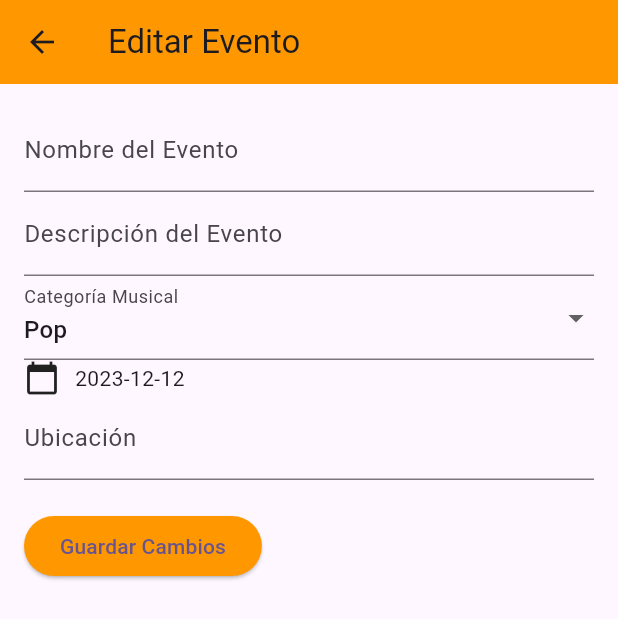
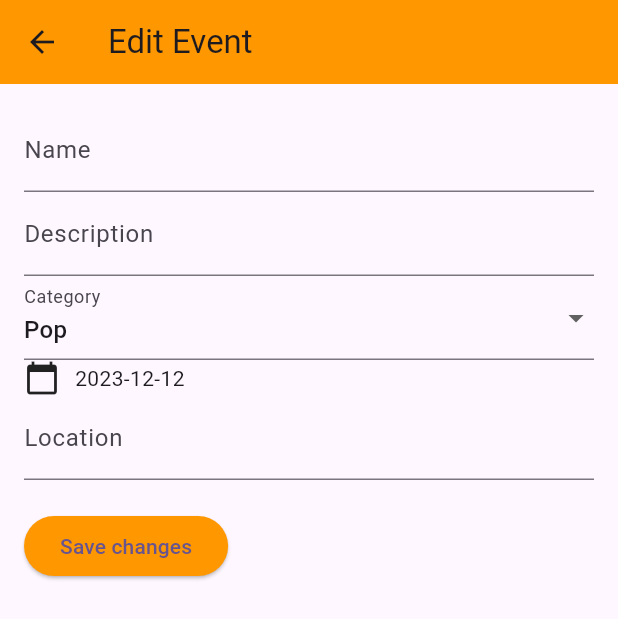
Before and after one commit to saraaguilo/Flutter_Proyecto, a Flutter app: the EventoEditScreen screen opened directly with empty values, on a phone screen of 412 x 824 dp. Shown: the top 619 px of the screen. Run offline on Flutter 3.47's test engine with Material 3 defaults, Android fonts, the phone set to English and light mode, and no system bars; our stand-ins replace flutter_rating_bar, get, shared_preferences, socket_io_client; accounts and stored records are empty; network calls fail.

Commit message:
cambios finales

```diff
--- a/lib/screens/eventodetalles.dart
+++ b/lib/screens/eventodetalles.dart
@@ -7,6 +7,7 @@ import 'package:applogin/screens/signin_screen.dart'; // acceso a currentUserEma
 import 'package:applogin/screens/eventoeditar.dart';
 import 'package:applogin/models/event.dart';
 import 'package:applogin/config.dart';
+import 'package:intl/intl.dart';
 
 class EventoDetailScreen extends StatefulWidget {
   final Event event;
@@ -57,7 +58,8 @@ class _EventoDetailScreenState extends State<EventoDetailScreen> {
 
     if (response.statusCode == 201) {
       print('Evento eliminado con éxito');
-      Navigator.pop(context, true); // true para refresh de la lista en la pantalla anterior
+      Navigator.pop(context,
+          true); // true para refresh de la lista en la pantalla anterior
     } else {
       print('Error al eliminar evento: ${response.statusCode}');
     }
@@ -73,7 +75,8 @@ class _EventoDetailScreenState extends State<EventoDetailScreen> {
     List<Comment> loadedComments = [];
     if (eventResponse.statusCode == 200) {
       var eventData = json.decode(eventResponse.body);
-      List<String> commentIds = List<String>.from(eventData['idComments'] ?? []);
+      List<String> commentIds =
+          List<String>.from(eventData['idComments'] ?? []);
 
       for (var commentId in commentIds) {
         var commentUrl = Uri.parse('$uri/comments/$commentId');
@@ -98,7 +101,8 @@ class _EventoDetailScreenState extends State<EventoDetailScreen> {
         builder: (BuildContext context) {
           return AlertDialog(
             title: Text("Error"),
-            content: Text("Es necesario indicar una puntuación para dejar el comentario"),
+            content: Text(
+                "Es necesario indicar una puntuación para dejar el comentario"),
             actions: <Widget>[
               TextButton(
                 child: Text("Cerrar"),
@@ -150,7 +154,8 @@ class _EventoDetailScreenState extends State<EventoDetailScreen> {
 
     if (getEventResponse.statusCode == 200) {
       var eventData = json.decode(getEventResponse.body);
-      List<dynamic> idComments = List<dynamic>.from(eventData['idComments'] ?? []);
+      List<dynamic> idComments =
+          List<dynamic>.from(eventData['idComments'] ?? []);
       idComments.add(commentId);
 
       var updateEventUrl = Uri.parse('$uri/events/${widget.event.id}');
@@ -169,7 +174,8 @@ class _EventoDetailScreenState extends State<EventoDetailScreen> {
         print('Error al actualizar evento: ${updateEventResponse.statusCode}');
       }
     } else {
-      print('Error al obtener detalles del evento: ${getEventResponse.statusCode}');
+      print(
+          'Error al obtener detalles del evento: ${getEventResponse.statusCode}');
     }
   }
 
@@ -186,22 +192,22 @@ class _EventoDetailScreenState extends State<EventoDetailScreen> {
           crossAxisAlignment: CrossAxisAlignment.start,
           children: <Widget>[
             Text(
-              'Nombre del Evento: ${widget.event.eventName}',
+              'Name: ${widget.event.eventName}',
               style: TextStyle(fontWeight: FontWeight.bold, fontSize: 20),
             ),
             SizedBox(height: 10),
             Text(
-              'Descripción: ${widget.event.description}',
+              'Description: ${widget.event.description}',
               style: TextStyle(fontSize: 16),
             ),
             SizedBox(height: 10),
             Text(
-              'Fecha: ${widget.event.date}',
+              'Date: ${DateFormat('yyyy-MM-dd').format(widget.event.date)}',
               style: TextStyle(fontSize: 16),
             ),
             SizedBox(height: 10),
             Text(
-              'Ubicación: ${widget.event.coordinates}',
+              'Location: ${widget.event.coordinates}',
               style: TextStyle(fontSize: 16),
             ),
             SizedBox(height: 20),
@@ -224,7 +230,7 @@ class _EventoDetailScreenState extends State<EventoDetailScreen> {
             TextField(
               controller: commentController,
               decoration: InputDecoration(
-                labelText: 'Deja tu comentario aquí',
+                labelText: 'Leave your comment here',
                 border: OutlineInputBorder(),
               ),
               maxLines: 3,
@@ -261,14 +267,13 @@ class _EventoDetailScreenState extends State<EventoDetailScreen> {
                     borderRadius: BorderRadius.circular(20),
                   ),
                 ),
-                child: Text('Dejar Comentario'),
+                child: Text('Leave Comment'),
               ),
             ),
-              if (isLoading)
-              Center(child: CircularProgressIndicator()),
-            if (!isLoading && comments.isEmpty)
-              Text('No hay comentarios'),
-            ...comments.map((comment) => Container(
+            if (isLoading) Center(child: CircularProgressIndicator()),
+            if (!isLoading && comments.isEmpty) Text('There are no comments'),
+            ...comments
+                .map((comment) => Container(
                       margin: EdgeInsets.only(top: 10),
                       padding: EdgeInsets.all(8),
                       decoration: BoxDecoration(
@@ -309,7 +314,8 @@ class _EventoDetailScreenState extends State<EventoDetailScreen> {
                           ),
                         ],
                       ),
-            )).toList(),
+                    ))
+                .toList(),
             SizedBox(height: 60),
             if (currentUserId == widget.event.idUser)
               Row(
@@ -320,7 +326,8 @@ class _EventoDetailScreenState extends State<EventoDetailScreen> {
                       Navigator.push(
                         context,
                         MaterialPageRoute(
-                          builder: (context) => EventoEditScreen(event: widget.event),
+                          builder: (context) =>
+                              EventoEditScreen(event: widget.event),
                         ),
                       );
                     },
@@ -332,7 +339,7 @@ class _EventoDetailScreenState extends State<EventoDetailScreen> {
                         borderRadius: BorderRadius.circular(20),
                       ),
                     ),
-                    child: Text('Editar Evento'),
+                    child: Text('Edit Event'),
                   ),
                   ElevatedButton(
                     onPressed: _deleteEvent,
@@ -343,7 +350,7 @@ class _EventoDetailScreenState extends State<EventoDetailScreen> {
                         borderRadius: BorderRadius.circular(20),
                       ),
                     ),
-                    child: Text('Borrar Evento'),
+                    child: Text('Delete Event'),
                   ),
                 ],
               ),
@@ -353,7 +360,6 @@ class _EventoDetailScreenState extends State<EventoDetailScreen> {
     );
   }
 }
-
 
 class Comment {
   final String userId;
@@ -387,7 +393,8 @@ class Comment {
       userName: userName,
       text: json['text'],
       date: DateTime.parse(json['date']),
-      punctuation: json['punctuation'] != null ? json['punctuation'].toDouble() : 0.0,
+      punctuation:
+          json['punctuation'] != null ? json['punctuation'].toDouble() : 0.0,
     );
   }
 }
--- a/lib/screens/eventoeditar.dart
+++ b/lib/screens/eventoeditar.dart
@@ -20,20 +20,31 @@ class _EventoEditScreenState extends State<EventoEditScreen> {
   late TextEditingController _eventLocationController;
   late String _selectedCategory;
   late DateTime _selectedDate;
-  final List<String> _categories = ['Pop', 'Rock', 'Rap', 'Trap', 'Jazz', 'Metal'];
+  final List<String> _categories = [
+    'Pop',
+    'Rock',
+    'Rap',
+    'Trap',
+    'Jazz',
+    'Metal'
+  ];
 
   @override
   void initState() {
     super.initState();
     _eventNameController = TextEditingController(text: widget.event.eventName);
-    _eventDescriptionController = TextEditingController(text: widget.event.description);
-    _eventLocationController = TextEditingController(text: widget.event.coordinates.join(', '));
-    _selectedCategory = 'Pop'; // Asumir categoría por defecto o añadir lógica para obtenerla
+    _eventDescriptionController =
+        TextEditingController(text: widget.event.description);
+    _eventLocationController =
+        TextEditingController(text: widget.event.coordinates.join(', '));
+    _selectedCategory =
+        'Pop'; // Asumir categoría por defecto o añadir lógica para obtenerla
     _selectedDate = widget.event.date;
   }
 
   Future<void> updateEvent() async {
-    List<String> coordinatesArray = _eventLocationController.text.split(',').map((s) => s.trim()).toList();
+    List<String> coordinatesArray =
+        _eventLocationController.text.split(',').map((s) => s.trim()).toList();
 
     var response = await http.put(
       Uri.parse('$uri/events/${widget.event.id}'),
@@ -49,9 +60,11 @@ class _EventoEditScreenState extends State<EventoEditScreen> {
 
     if (response.statusCode == 200) {
       print('Evento actualizado correctamente');
-      Navigator.pop(context, true); // Retorno a la pantalla anterior con indicador de actualización
+      Navigator.pop(context,
+          true); // Retorno a la pantalla anterior con indicador de actualización
     } else {
-      print('Error al actualizar el evento. Código de estado: ${response.statusCode}');
+      print(
+          'Error al actualizar el evento. Código de estado: ${response.statusCode}');
     }
   }
 
@@ -59,7 +72,7 @@ class _EventoEditScreenState extends State<EventoEditScreen> {
   Widget build(BuildContext context) {
     return Scaffold(
       appBar: AppBar(
-        title: Text('Editar Evento'),
+        title: Text('Edit Event'),
         backgroundColor: Colors.orange,
       ),
       body: Padding(
@@ -69,11 +82,11 @@ class _EventoEditScreenState extends State<EventoEditScreen> {
           children: <Widget>[
             TextField(
               controller: _eventNameController,
-              decoration: InputDecoration(labelText: 'Nombre del Evento'),
+              decoration: InputDecoration(labelText: 'Name'),
             ),
             TextField(
               controller: _eventDescriptionController,
-              decoration: InputDecoration(labelText: 'Descripción del Evento'),
+              decoration: InputDecoration(labelText: 'Description'),
             ),
             DropdownButtonFormField<String>(
               value: _selectedCategory,
@@ -88,7 +101,7 @@ class _EventoEditScreenState extends State<EventoEditScreen> {
                   child: Text(value),
                 );
               }).toList(),
-              decoration: InputDecoration(labelText: 'Categoría Musical'),
+              decoration: InputDecoration(labelText: 'Category'),
             ),
             GestureDetector(
               onTap: () async {
@@ -115,11 +128,11 @@ class _EventoEditScreenState extends State<EventoEditScreen> {
             ),
             TextField(
               controller: _eventLocationController,
-              decoration: InputDecoration(labelText: 'Ubicación'),
+              decoration: InputDecoration(labelText: 'Location'),
             ),
             SizedBox(height: 20),
             ElevatedButton(
-              child: Text('Guardar Cambios'),
+              child: Text('Save changes'),
               onPressed: updateEvent,
               style: ElevatedButton.styleFrom(primary: Colors.orange),
             ),
--- a/lib/screens/home_screen.dart
+++ b/lib/screens/home_screen.dart
@@ -10,17 +10,16 @@ import 'package:applogin/screens/profile.dart';
 import 'package:applogin/models/user.dart';
 
 class HomeScreen extends StatefulWidget {
-  @override
   const HomeScreen();
 
+  @override
   _MyAppState createState() => _MyAppState();
 }
 
 class _MyAppState extends State<HomeScreen> {
-  int _selectedIndex = 0;
+  int _selectedIndex = 1;
 
   final List<Widget> _pages = [
-    EventsScreen(),
     BuscadorUnEventoScreen(),
     BuscadorScreen(),
     ProfileScreen(),
@@ -43,10 +42,6 @@ class _MyAppState extends State<HomeScreen> {
           backgroundColor: Color.fromARGB(255, 255, 255, 255),
           selectedItemColor: Color.fromARGB(255, 255, 123, 0),
           items: const <BottomNavigationBarItem>[
-            BottomNavigationBarItem(
-              icon: Icon(Icons.home),
-              label: 'Events',
-            ),
             BottomNavigationBarItem(
               icon: Icon(Icons.search),
               label: 'Search one event',
@@ -85,6 +80,9 @@ class _MyAppState extends State<HomeScreen> {
                             builder: (context) => ChatPrincipalScreen()),
                       );
                     },
+                    style: ElevatedButton.styleFrom(
+                      primary: Colors.orange, // Cambia a tu color deseado
+                    ),
                     child: Text('Join Chat'),
                   ),
                 ],
@@ -95,4 +93,11 @@ class _MyAppState extends State<HomeScreen> {
       ),
     );
   }
+
+  @override
+  void initState() {
+    super.initState();
+    // Establecer el índice inicial en 2 para BuscadorScreen
+    _selectedIndex = 2;
+  }
 }
--- a/pubspec.yaml
+++ b/pubspec.yaml
@@ -37,7 +37,7 @@ dependencies:
   # Use with the CupertinoIcons class for iOS style icons.
   cupertino_icons: ^1.0.2
   http: any
-
+  intl: ^0.17.0
   socket_io_client: ^2.0.3+1
   get: ^4.6.6
   flutter_rating_bar: ^4.0.1
```
Also changed, not shown: lib/screens/buscadoreventos.dart (+4 -5 lines), pubspec.lock. Lines whose indentation alone changed are shown as unchanged.
